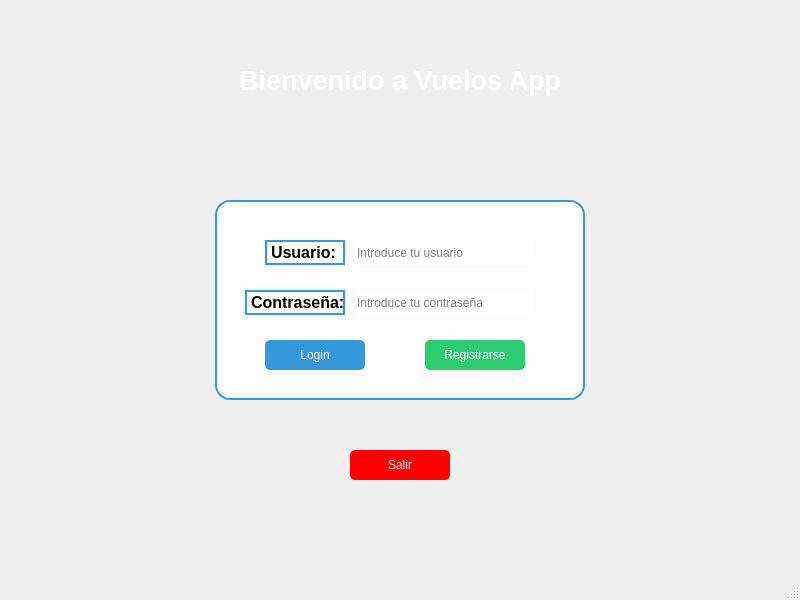
This is login.ui in ilopjim13/PersistenciaDatos_PyQT as Qt 5 draws it before an edit. The edited form follows.
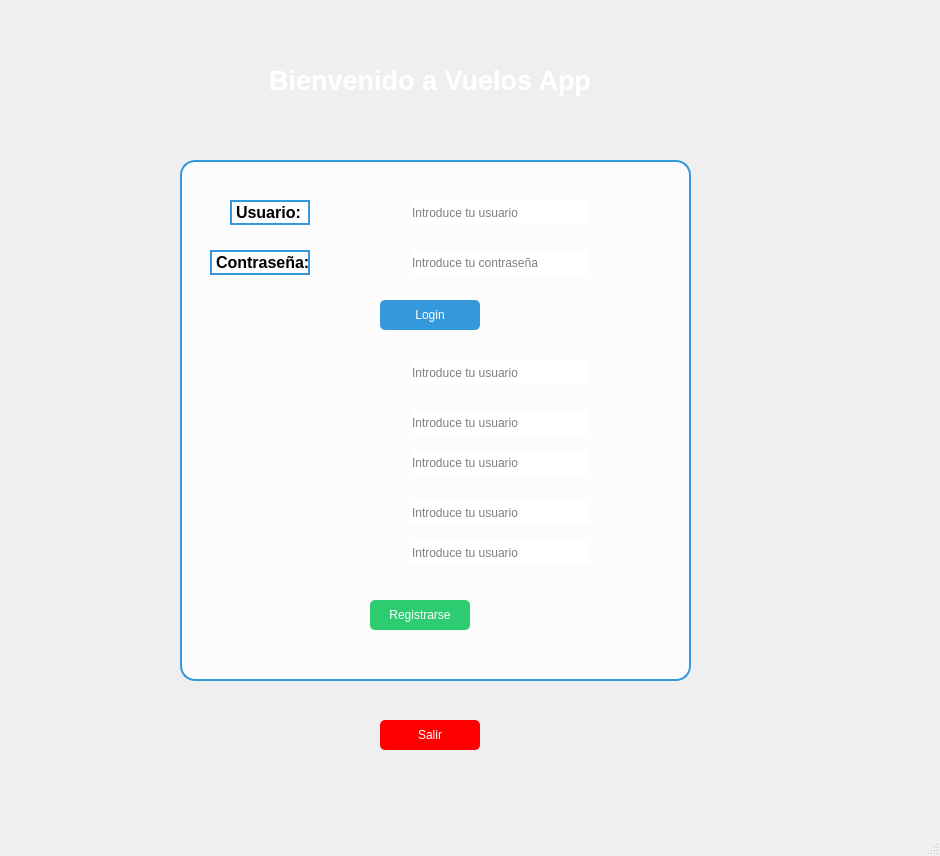
This is the edited form. Icons and pictures are not drawn.

```diff
--- a/login.ui
+++ b/login.ui
@@ -6,8 +6,8 @@
    <rect>
     <x>0</x>
     <y>0</y>
-    <width>800</width>
-    <height>600</height>
+    <width>940</width>
+    <height>856</height>
    </rect>
   </property>
   <property name="windowTitle">
@@ -24,7 +24,7 @@
    <widget class="QLabel" name="Titulo">
     <property name="geometry">
      <rect>
-      <x>0</x>
+      <x>30</x>
       <y>50</y>
       <width>800</width>
       <height>60</height>
@@ -50,10 +50,10 @@
    <widget class="QFrame" name="frame">
     <property name="geometry">
      <rect>
-      <x>215</x>
-      <y>200</y>
-      <width>370</width>
-      <height>200</height>
+      <x>180</x>
+      <y>160</y>
+      <width>511</width>
+      <height>521</height>
      </rect>
     </property>
     <property name="styleSheet">
@@ -97,7 +97,7 @@
     <widget class="QLineEdit" name="li_usuario">
      <property name="geometry">
       <rect>
-       <x>140</x>
+       <x>230</x>
        <y>40</y>
        <width>180</width>
        <height>25</height>
@@ -136,7 +136,7 @@
     <widget class="QLineEdit" name="li_contra">
      <property name="geometry">
       <rect>
-       <x>140</x>
+       <x>230</x>
        <y>90</y>
        <width>180</width>
        <height>25</height>
@@ -155,7 +155,7 @@
     <widget class="QPushButton" name="bu_login">
      <property name="geometry">
       <rect>
-       <x>50</x>
+       <x>200</x>
        <y>140</y>
        <width>100</width>
        <height>30</height>
@@ -180,8 +180,8 @@
     <widget class="QPushButton" name="bu_reg">
      <property name="geometry">
       <rect>
-       <x>210</x>
-       <y>140</y>
+       <x>190</x>
+       <y>440</y>
        <width>100</width>
        <height>30</height>
       </rect>
@@ -202,12 +202,92 @@
       <string>Registrarse</string>
      </property>
     </widget>
+    <widget class="QLineEdit" name="li_usuario_2">
+     <property name="geometry">
+      <rect>
+       <x>230</x>
+       <y>200</y>
+       <width>180</width>
+       <height>25</height>
+      </rect>
+     </property>
+     <property name="styleSheet">
+      <string notr="true">background-color: white; border-radius: 5px;</string>
+     </property>
+     <property name="placeholderText">
+      <string>Introduce tu usuario</string>
+     </property>
+    </widget>
+    <widget class="QLineEdit" name="li_usuario_3">
+     <property name="geometry">
+      <rect>
+       <x>230</x>
+       <y>250</y>
+       <width>180</width>
+       <height>25</height>
+      </rect>
+     </property>
+     <property name="styleSheet">
+      <string notr="true">background-color: white; border-radius: 5px;</string>
+     </property>
+     <property name="placeholderText">
+      <string>Introduce tu usuario</string>
+     </property>
+    </widget>
+    <widget class="QLineEdit" name="li_usuario_4">
+     <property name="geometry">
+      <rect>
+       <x>230</x>
+       <y>290</y>
+       <width>180</width>
+       <height>25</height>
+      </rect>
+     </property>
+     <property name="styleSheet">
+      <string notr="true">background-color: white; border-radius: 5px;</string>
+     </property>
+     <property name="placeholderText">
+      <string>Introduce tu usuario</string>
+     </property>
+    </widget>
+    <widget class="QLineEdit" name="li_usuario_5">
+     <property name="geometry">
+      <rect>
+       <x>230</x>
+       <y>340</y>
+       <width>180</width>
+       <height>25</height>
+      </rect>
+     </property>
+     <property name="styleSheet">
+      <string notr="true">background-color: white; border-radius: 5px;</string>
+     </property>
+     <property name="placeholderText">
+      <string>Introduce tu usuario</string>
+     </property>
+    </widget>
+    <widget class="QLineEdit" name="li_usuario_6">
+     <property name="geometry">
+      <rect>
+       <x>230</x>
+       <y>380</y>
+       <width>180</width>
+       <height>25</height>
+      </rect>
+     </property>
+     <property name="styleSheet">
+      <string notr="true">background-color: white; border-radius: 5px;</string>
+     </property>
+     <property name="placeholderText">
+      <string>Introduce tu usuario</string>
+     </property>
+    </widget>
    </widget>
    <widget class="QPushButton" name="bu_salir">
     <property name="geometry">
      <rect>
-      <x>350</x>
-      <y>450</y>
+      <x>380</x>
+      <y>720</y>
       <width>100</width>
       <height>30</height>
      </rect>
```
Left out of the diff: 2 changed lines with no effect on the pictures.
